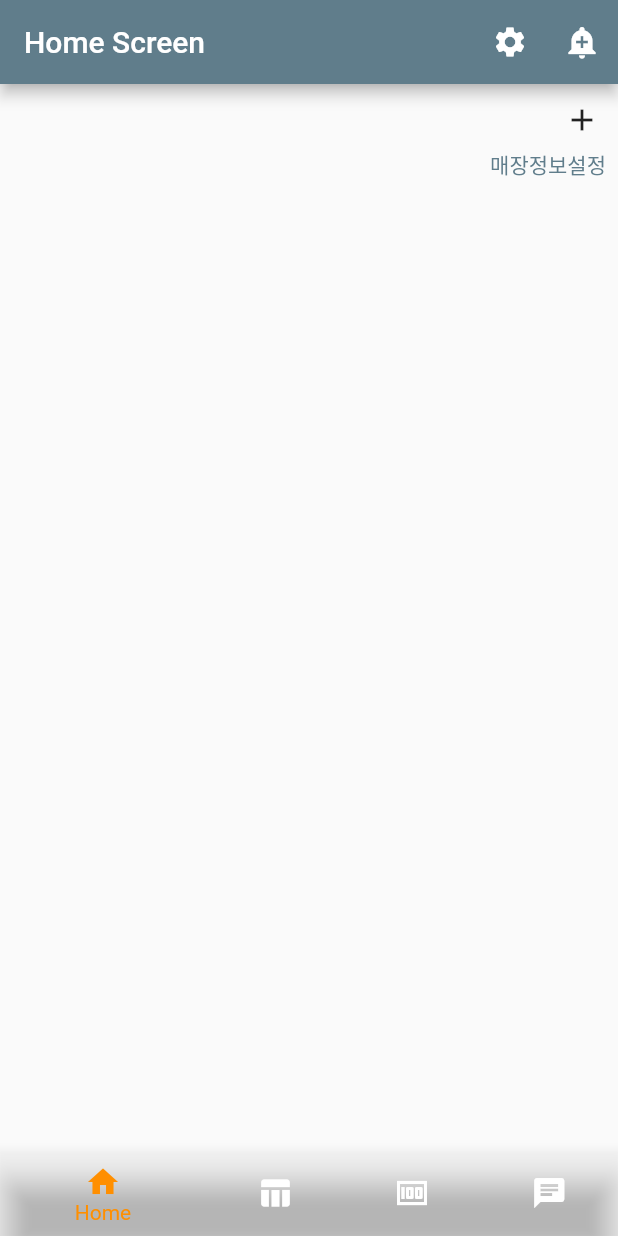
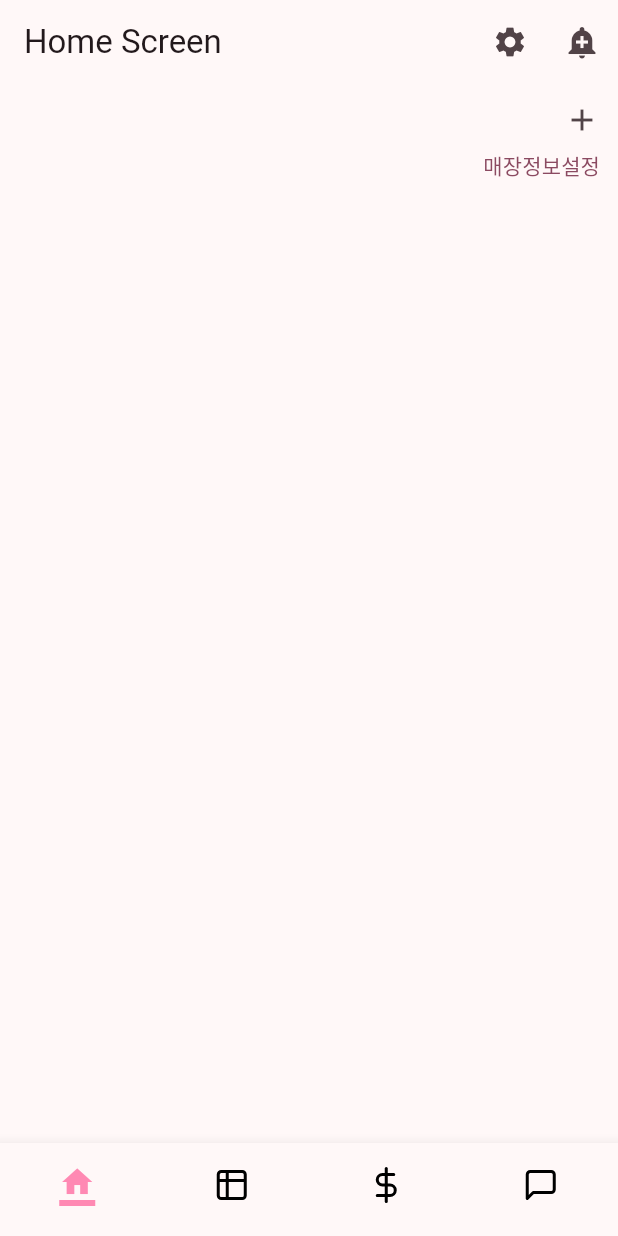
Before and after one commit to Team-BBUL/parttime-scheduler-front-employee, a Flutter app: the screen it shows after launch, on a phone screen of 412 x 824 dp. Run offline on Flutter 3.47's test engine with Material 2 defaults, Android fonts, the phone set to English and light mode, and no system bars; our stand-ins replace flutter_svg.

Commit message:
네비게이션 바 적용

```diff
--- a/lib/main.dart
+++ b/lib/main.dart
@@ -1,9 +1,12 @@
 import 'package:flutter/material.dart';
+import 'package:flutter_svg/flutter_svg.dart';
 import 'package:sidam_employee/view/chatting.dart';
 import 'package:sidam_employee/view/cost.dart';
 import 'package:sidam_employee/view/cost_page.dart';
 import 'package:sidam_employee/view/home.dart';
-import 'package:sidam_employee/view/schedule.dart';
+import 'package:sidam_employee/view/time_table.dart';
+
+import 'data/model/appColor.dart';
 
 void main() {
   runApp(const MyApp());
@@ -16,85 +19,109 @@ class MyApp extends StatelessWidget {
   @override
   Widget build(BuildContext context) {
     return MaterialApp(
-      title: 'Flutter Demo',
+      title: 'Sidam Worker App',
       theme: ThemeData(
-        // This is the theme of your application.
-        //
-        // Try running your application with "flutter run". You'll see the
-        // application has a blue toolbar. Then, without quitting the app, try
-        // changing the primarySwatch below to Colors.green and then invoke
-        // "hot reload" (press "r" in the console where you ran "flutter run",
-        // or simply save your changes to "hot reload" in a Flutter IDE).
-        // Notice that the counter didn't reset back to zero; the application
-        // is not restarted.
-        primarySwatch: Colors.blueGrey,
+        colorSchemeSeed: const Color(0xFFFF89B3),
+        useMaterial3: true,
       ),
-      home: const MyStatefulWidget(),
-
+      home: const MyHomePage(title: 'Sidam Worker App'),
     );
   }
 }
 
 
-class MyStatefulWidget extends StatefulWidget {
-  const MyStatefulWidget({super.key});
+class MyHomePage extends StatefulWidget {
+  const MyHomePage({super.key, required this.title});
+
+  final String title;
 
   @override
-  State<MyStatefulWidget> createState() => _MyStatefulWidgetState();
+  State<MyHomePage> createState() => _MyHomePageState();
 }
 
-class _MyStatefulWidgetState extends State<MyStatefulWidget> {
-  int _selectedIndex = 0;
-  static const TextStyle optionStyle =
-  TextStyle(fontSize: 30, fontWeight: FontWeight.bold);
-  static const List<Widget> _widgetOptions = <Widget>[
-    HomeScreen(),
-    ScheduleScreen(),
-    CostPage(),
-    ChattingScreen(),
-  ];
+class _MyHomePageState extends State<MyHomePage> {
 
-  void _onItemTapped(int index) {
+  final AppColor color = AppColor();
+
+  int _currentIndex = 0;
+  final List<Widget> _children = [HomeScreen(), TimeTableScreen(),CostPage(), ChattingScreen()];
+
+  void _onTap(int index) {
     setState(() {
-      _selectedIndex = index;
+      _currentIndex = index;
     });
   }
 
   @override
   Widget build(BuildContext context) {
-    const color = Colors.transparent;
     return Scaffold(
-
-      body: SafeArea(
-        child: _widgetOptions.elementAt(_selectedIndex),
+        body: _children[_currentIndex],
+        bottomNavigationBar: BottomNavigationBar(
+          showSelectedLabels: false,
+          showUnselectedLabels: false,
+          selectedItemColor: color.mainColor,
+          type: BottomNavigationBarType.fixed,
+          onTap: _onTap,
+          currentIndex: _currentIndex,
+          items: [
+            BottomNavigationBarItem(
+              icon: const Icon(Icons.home, color: Colors.black),
+              label: "Home",
+              activeIcon: Column(
+                children: <Widget>[
+                  Icon(Icons.home, color: color.mainColor),
+                  Container(
+                    height: 4,
+                    width: 24,
+                    color: color.mainColor,
+                  )
+                ],
               ),
-      bottomNavigationBar: BottomNavigationBar(
-        items: const <BottomNavigationBarItem>[
-          BottomNavigationBarItem(
-            icon: Icon(Icons.home),
-            label: 'Home',
-            backgroundColor: color,
             ),
             BottomNavigationBarItem(
-            icon: Icon(Icons.table_chart),
-            label: 'Schedule',
-            backgroundColor: color,
+              icon: SvgPicture.asset('asset/icons/table_icon.svg'),
+              label: "Time Table",
+              activeIcon: Column(
+                children: <Widget>[
+                  SvgPicture.asset('asset/icons/table_icon.svg', color: color.mainColor),
+                  Container(
+                    height: 4,
+                    width: 24,
+                    color: color.mainColor,
+                  )
+                ],
+              ),
             ),
             BottomNavigationBarItem(
-            icon: Icon(Icons.money),
-            label: 'Cost',
-            backgroundColor: color,
+              icon: SvgPicture.asset('asset/icons/dollar_sign_icon.svg'),
+              label: "Cost",
+              activeIcon: Column(
+                children: <Widget>[
+                  SvgPicture.asset('asset/icons/dollar_sign_icon.svg', color: color.mainColor),
+                  Container(
+                    height: 4,
+                    width: 24,
+                    color: color.mainColor,
+                  )
+                ],
+              ),
             ),
             BottomNavigationBarItem(
-            icon: Icon(Icons.chat),
-            label: 'Chatting',
-            backgroundColor: color,
+              icon: SvgPicture.asset('asset/icons/message_square_icon.svg'),
+              label: "Chatting",
+              activeIcon: Column(
+                children: <Widget>[
+                  SvgPicture.asset('asset/icons/message_square_icon.svg', color: color.mainColor),
+                  Container(
+                    height: 4,
+                    width: 24,
+                    color: color.mainColor,
+                  )
+                ],
               ),
+            )
           ],
-        currentIndex: _selectedIndex,
-        selectedItemColor: Colors.amber[800],
-        onTap: _onItemTapped,
-      ),
+        )
     );
   }
 }
```
Lines whose indentation alone changed are shown as unchanged.
